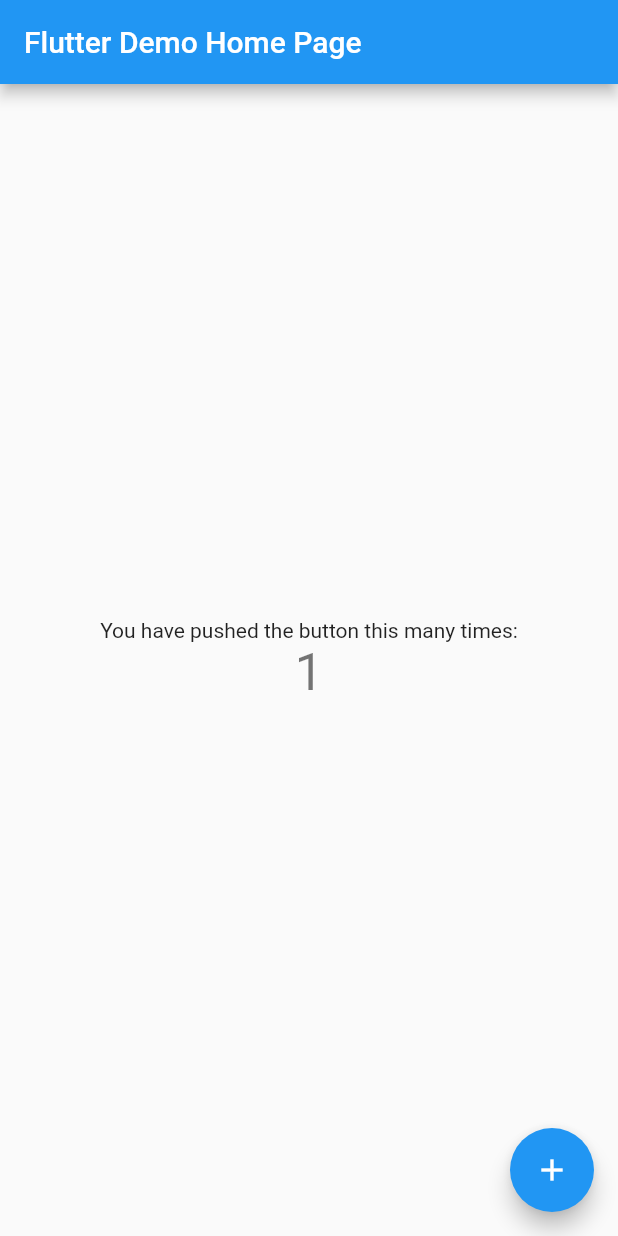
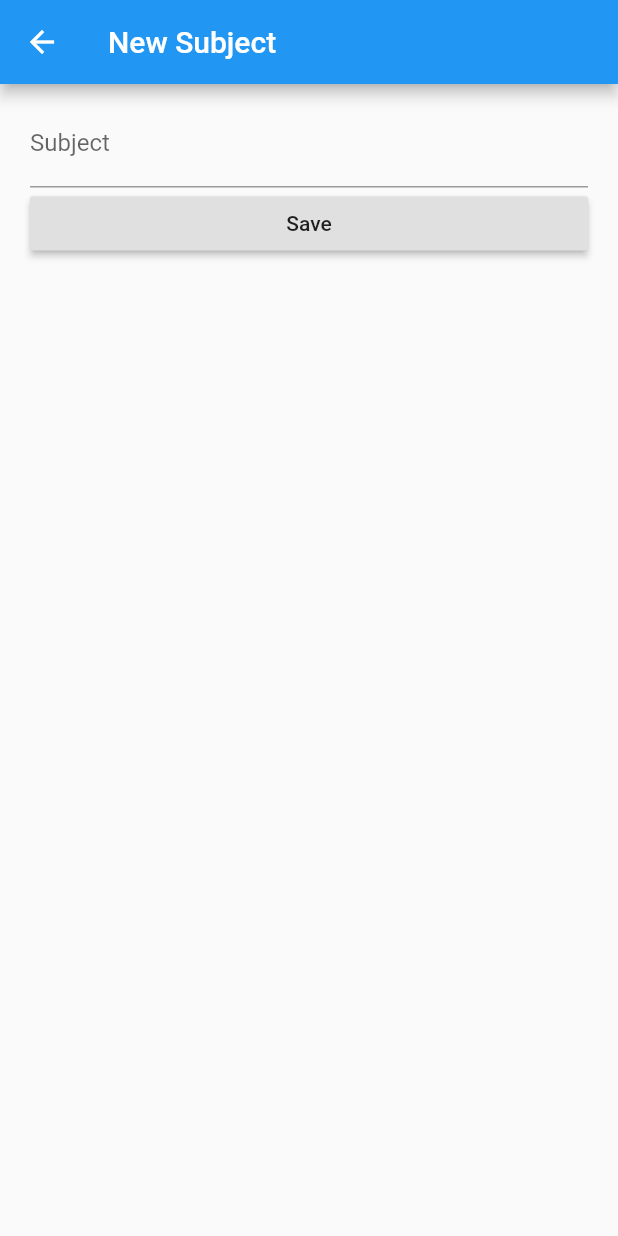
Before and after one commit to Phongsathron/flutter_assignment_02, a Flutter app: the screen it shows after launch, after a tap on the "add" icon, on a phone screen of 412 x 824 dp. Run offline on Flutter 3.47's test engine with Material 2 defaults, Android fonts, the phone set to English and light mode, and no system bars; our stand-ins replace sqflite; accounts and stored records are empty.

Commit message:
Add UI screen

```diff
--- /dev/null
+++ b/lib/addTaskScreen.dart
@@ -0,0 +1,59 @@
+import 'package:flutter/material.dart';
+import 'todo.dart';
+
+class AddTaskScreen extends StatefulWidget {
+  @override
+  _AddTaskScreenState createState() => _AddTaskScreenState();
+}
+
+class _AddTaskScreenState extends State<AddTaskScreen> {
+  final _formKey = GlobalKey<FormState>();
+  TodoProvider todo = TodoProvider("todolist.db");
+  String _subject;
+
+  @override
+  Widget build(BuildContext context) {
+    // todo.open("todolist.db");
+    return Scaffold(
+        appBar: AppBar(
+          title: Text("New Subject"),
+        ),
+        body: Form(
+            key: _formKey,
+            child: Padding(
+              padding: EdgeInsets.fromLTRB(20, 10, 20, 0),
+              child: Column(
+                children: <Widget>[
+                  TextFormField(
+                    decoration: InputDecoration(labelText: "Subject"),
+                    validator: (value) {
+                      if(value.isEmpty){
+                        return "Please fill subject";
+                      }
+                    },
+                    onSaved: (value) {
+                      this._subject = value;
+                    },
+                  ),
+                  Row(
+                    children: <Widget>[
+                      Expanded(
+                        child: RaisedButton(
+                          child: Text("Save"),
+                          onPressed: () {
+                            // print(todo.getAllTodo());
+                            if(_formKey.currentState.validate()){
+                              _formKey.currentState.save();
+                              todo.insert(Todo(_subject));
+                              Navigator.of(context).pop();
+                            }
+                          },
+                        ),
+                      )
+                    ],
+                  )
+                ],
+              ),
+            )));
+  }
+}
--- a/lib/main.dart
+++ b/lib/main.dart
@@ -1,111 +1,69 @@
 import 'package:flutter/material.dart';
+import 'taskScreen.dart';
+import 'addTaskScreen.dart';
 
 void main() => runApp(MyApp());
 
 class MyApp extends StatelessWidget {
-  // This widget is the root of your application.
   @override
   Widget build(BuildContext context) {
     return MaterialApp(
-      title: 'Flutter Demo',
+      title: 'Todo',
+      debugShowCheckedModeBanner: false,
       theme: ThemeData(
-        // This is the theme of your application.
-        //
-        // Try running your application with "flutter run". You'll see the
-        // application has a blue toolbar. Then, without quitting the app, try
-        // changing the primarySwatch below to Colors.green and then invoke
-        // "hot reload" (press "r" in the console where you ran "flutter run",
-        // or simply save your changes to "hot reload" in a Flutter IDE).
-        // Notice that the counter didn't reset back to zero; the application
-        // is not restarted.
         primarySwatch: Colors.blue,
       ),
-      home: MyHomePage(title: 'Flutter Demo Home Page'),
+      initialRoute: '/',
+      routes: {
+        '/': (context) => TaskScreen(),
+        '/add': (context) => AddTaskScreen()
+      },
     );
   }
 }
 
-class MyHomePage extends StatefulWidget {
-  MyHomePage({Key key, this.title}) : super(key: key);
+// class MyHomePage extends StatefulWidget {
+//   MyHomePage({Key key, this.title}) : super(key: key);
+//   final String title;
 
-  // This widget is the home page of your application. It is stateful, meaning
-  // that it has a State object (defined below) that contains fields that affect
-  // how it looks.
+//   @override
+//   _MyHomePageState createState() => _MyHomePageState();
+// }
 
-  // This class is the configuration for the state. It holds the values (in this
-  // case the title) provided by the parent (in this case the App widget) and
-  // used by the build method of the State. Fields in a Widget subclass are
-  // always marked "final".
+// class _MyHomePageState extends State<MyHomePage> {
+//   int _counter = 0;
 
-  final String title;
+//   void _incrementCounter() {
+//     setState(() {
+//       _counter++;
+//     });
+//   }
 
-  @override
-  _MyHomePageState createState() => _MyHomePageState();
-}
-
-class _MyHomePageState extends State<MyHomePage> {
-  int _counter = 0;
-
-  void _incrementCounter() {
-    setState(() {
-      // This call to setState tells the Flutter framework that something has
-      // changed in this State, which causes it to rerun the build method below
-      // so that the display can reflect the updated values. If we changed
-      // _counter without calling setState(), then the build method would not be
-      // called again, and so nothing would appear to happen.
-      _counter++;
-    });
-  }
-
-  @override
-  Widget build(BuildContext context) {
-    // This method is rerun every time setState is called, for instance as done
-    // by the _incrementCounter method above.
-    //
-    // The Flutter framework has been optimized to make rerunning build methods
-    // fast, so that you can just rebuild anything that needs updating rather
-    // than having to individually change instances of widgets.
-    return Scaffold(
-      appBar: AppBar(
-        // Here we take the value from the MyHomePage object that was created by
-        // the App.build method, and use it to set our appbar title.
-        title: Text(widget.title),
-      ),
-      body: Center(
-        // Center is a layout widget. It takes a single child and positions it
-        // in the middle of the parent.
-        child: Column(
-          // Column is also layout widget. It takes a list of children and
-          // arranges them vertically. By default, it sizes itself to fit its
-          // children horizontally, and tries to be as tall as its parent.
-          //
-          // Invoke "debug painting" (press "p" in the console, choose the
-          // "Toggle Debug Paint" action from the Flutter Inspector in Android
-          // Studio, or the "Toggle Debug Paint" command in Visual Studio Code)
-          // to see the wireframe for each widget.
-          //
-          // Column has various properties to control how it sizes itself and
-          // how it positions its children. Here we use mainAxisAlignment to
-          // center the children vertically; the main axis here is the vertical
-          // axis because Columns are vertical (the cross axis would be
-          // horizontal).
-          mainAxisAlignment: MainAxisAlignment.center,
-          children: <Widget>[
-            Text(
-              'You have pushed the button this many times:',
-            ),
-            Text(
-              '$_counter',
-              style: Theme.of(context).textTheme.display1,
-            ),
-          ],
-        ),
-      ),
-      floatingActionButton: FloatingActionButton(
-        onPressed: _incrementCounter,
-        tooltip: 'Increment',
-        child: Icon(Icons.add),
-      ), // This trailing comma makes auto-formatting nicer for build methods.
-    );
-  }
-}
+//   @override
+//   Widget build(BuildContext context) {
+//     return Scaffold(
+//       appBar: AppBar(
+//         title: Text(widget.title),
+//       ),
+//       body: Center(
+//         child: Column(
+//           mainAxisAlignment: MainAxisAlignment.center,
+//           children: <Widget>[
+//             Text(
+//               'You have pushed the button this many times:',
+//             ),
+//             Text(
+//               '$_counter',
+//               style: Theme.of(context).textTheme.display1,
+//             ),
+//           ],
+//         ),
+//       ),
+//       floatingActionButton: FloatingActionButton(
+//         onPressed: _incrementCounter,
+//         tooltip: 'Increment',
+//         child: Icon(Icons.add),
+//       ),
+//     );
+//   }
+// }
--- /dev/null
+++ b/lib/taskScreen.dart
@@ -0,0 +1,133 @@
+import 'package:flutter/material.dart';
+import 'todo.dart';
+
+class TaskScreen extends StatefulWidget {
+  @override
+  State<StatefulWidget> createState() {
+    return TaskScreenState();
+  }
+}
+
+class TaskScreenState extends State<TaskScreen> {
+  int _currentIndex = 0;
+  List<Widget> _taskScreens = [];
+  TodoProvider todo = TodoProvider("todolist.db");
+
+  @override
+  Widget build(BuildContext context) {
+    return Scaffold(
+      appBar: AppBar(
+        title: Text("Todo"),
+        actions: <Widget>[
+          IconButton(
+            icon: Icon(Icons.add),
+            tooltip: "Add",
+            onPressed: () {
+              Navigator.pushNamed(context, '/add');
+            },
+          )
+        ],
+      ),
+      body: FutureBuilder<List<Todo>>(
+        future: todo.getAllTodos(),
+        builder: (BuildContext context, AsyncSnapshot<List<Todo>> todoLists) {
+          if (todoLists.hasData && todoLists.data.length > 0) {
+            if (_currentIndex == 0){
+              return ListView.builder(
+                itemCount: todoLists.data.length,
+                itemBuilder: (BuildContext context, int index) {
+                  Todo todolist = todoLists.data[index];
+                  if(!todolist.done) {
+                    return Column(
+                      children: <Widget>[
+                        CheckboxListTile(
+                          title: Text(todolist.subject),
+                          value: todolist.done,
+                          onChanged: (bool value) {
+                            todolist.done = value;
+                            todo.update(todolist);
+                          },
+                        ),
+                        Divider()
+                      ],
+                    );
+                  }
+                },
+              );
+            }
+            else if(_currentIndex == 1){
+              return ListView.builder(
+                itemCount: todoLists.data.length,
+                itemBuilder: (BuildContext context, int index) {
+                  Todo todolist = todoLists.data[index];
+                  if(todolist.done) {
+                    return Column(
+                      children: <Widget>[
+                        ListTile(title: Text(todolist.subject)),
+                        Divider()
+                      ],
+                    );
+                  }
+                },
+              );
+            }
+          } else {
+            return Center(
+              child: Text("No data found"),
+            );
+          }
+        },
+      ),
+      bottomNavigationBar: BottomNavigationBar(
+        onTap: onTabtapped,
+        currentIndex: _currentIndex,
+        items: [
+          BottomNavigationBarItem(icon: Icon(Icons.list), title: Text("Task")),
+          BottomNavigationBarItem(
+              icon: Icon(Icons.done_all), title: Text("Completed"))
+        ],
+      ),
+    );
+  }
+
+  Widget todolist() {
+    return Container(
+      child: FutureBuilder<List<Todo>>(
+        future: todo.getAllTodos(),
+        builder: (BuildContext context, AsyncSnapshot<List<Todo>> todoLists) {
+          if (todoLists.hasData) {
+            return ListView.builder(
+              itemCount: todoLists.data.length,
+              itemBuilder: (BuildContext context, int index) {
+                Todo todolist = todoLists.data[index];
+                return ListTile(title: Text(todolist.subject));
+              },
+            );
+          } else {
+            return Center(
+              child: Text("No data found"),
+            );
+          }
+        },
+      ),
+    );
+  }
+
+  Widget completedList() {
+    return Column(
+      children: <Widget>[
+        Expanded(
+          child: Center(
+            child: Text("No completed data found."),
+          ),
+        )
+      ],
+    );
+  }
+
+  void onTabtapped(int index) {
+    setState(() {
+      _currentIndex = index;
+    });
+  }
+}
--- /dev/null
+++ b/lib/todo.dart
@@ -0,0 +1,97 @@
+import 'package:sqflite/sqflite.dart';
+
+final String tableTodo = 'todo';
+final String columnId = '_id';
+final String columnSubject = 'subject';
+final String columnDone = 'done';
+
+class Todo {
+  int id;
+  String subject;
+  bool done = false;
+
+  Map<String, dynamic> toMap() {
+    var map = <String, dynamic>{
+      columnSubject: subject,
+      columnDone: done == true ? 1 : 0
+    };
+    if (id != null) {
+      map[columnId] = id;
+    }
+    return map;
+  }
+
+  Todo(this.subject);
+
+  Todo.fromMap(Map<String, dynamic> map) {
+    id = map[columnId];
+    subject = map[columnSubject];
+    done = map[columnDone] == 1;
+  }
+
+  @override
+  String toString(){
+    return '{${this.id}, ${this.subject}, ${this.done}}';
+  }
+}
+
+class TodoProvider {
+  Database db;
+  String path;
+
+  TodoProvider(this.path);
+
+  Future open() async {
+    db = await openDatabase(path, version: 1,
+      onCreate: (Database db, int version) async {
+        await db.execute('''
+        create table $tableTodo (
+          $columnId integer primary key autoincrement,
+          $columnSubject text not null,
+          $columnDone integer not null
+        )
+        ''');
+      }
+    );
+  }
+
+  Future<Todo> insert(Todo todo) async {
+    await this.open();
+    todo.id = await db.insert(tableTodo, todo.toMap());
+    return todo;
+  }
+
+  Future<List<Todo>> getAllTodos() async {
+    await this.open();
+    List<Map> maps = await db.query(tableTodo,
+        columns: [columnId, columnDone, columnSubject]);
+    List<Todo> list = maps.isNotEmpty ? maps.map((c) => Todo.fromMap(c)).toList() : [];
+    print(list);
+    return list;
+  }
+
+  Future<Todo> getTodo(int id) async {
+    await this.open();
+    List<Map> maps = await db.query(tableTodo,
+        columns: [columnId, columnDone, columnSubject],
+        where: '$columnId = ?',
+        whereArgs: [id]);
+    if (maps.length > 0) {
+      return Todo.fromMap(maps.first);
+    }
+    return null;
+  }
+
+  Future<int> delete(int id) async {
+    await this.open();
+    return await db.delete(tableTodo, where: '$columnId = ?', whereArgs: [id]);
+  }
+
+  Future<int> update(Todo todo) async {
+    await this.open();
+    return await db.update(tableTodo, todo.toMap(),
+        where: '$columnId = ?', whereArgs: [todo.id]);
+  }
+
+  Future close() async => db.close();
+}
--- a/pubspec.yaml
+++ b/pubspec.yaml
@@ -23,6 +23,7 @@ dependencies:
   # The following adds the Cupertino Icons font to your application.
   # Use with the CupertinoIcons class for iOS style icons.
   cupertino_icons: ^0.1.2
+  sqflite: ^1.1.3
 
 dev_dependencies:
   flutter_test:
```
Also changed, not shown: pubspec.lock, 3 other files.
